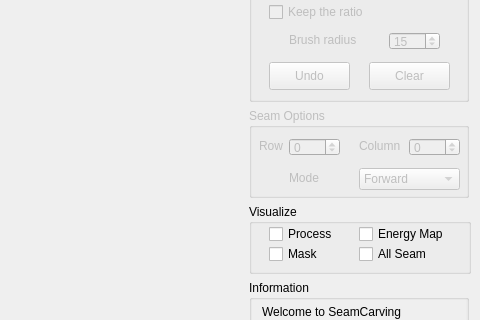
zoxuandinhzo/seam-carving-with-pyqt5, file seam_carving_gui.ui: the form before one commit; both pictures show x 428 to 908 and y 129 to 449 of the 908 by 709 pixel window.
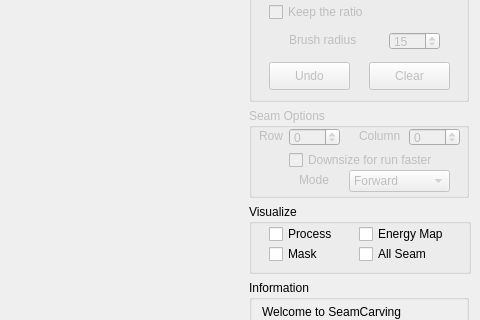
The form after the commit.

Commit message: add downsize options

The edit to the form file:
```diff
--- a/seam_carving_gui.ui
+++ b/seam_carving_gui.ui
@@ -366,7 +366,7 @@
           <property name="geometry">
            <rect>
             <x>40</x>
-            <y>30</y>
+            <y>20</y>
             <width>51</width>
             <height>18</height>
            </rect>
@@ -385,7 +385,7 @@
           <property name="geometry">
            <rect>
             <x>160</x>
-            <y>30</y>
+            <y>20</y>
             <width>51</width>
             <height>18</height>
            </rect>
@@ -401,7 +401,7 @@
           <property name="geometry">
            <rect>
             <x>110</x>
-            <y>30</y>
+            <y>20</y>
             <width>51</width>
             <height>16</height>
            </rect>
@@ -414,7 +414,7 @@
           <property name="geometry">
            <rect>
             <x>10</x>
-            <y>30</y>
+            <y>20</y>
             <width>31</width>
             <height>16</height>
            </rect>
@@ -426,8 +426,8 @@
          <widget class="QLabel" name="label_5">
           <property name="geometry">
            <rect>
-            <x>40</x>
-            <y>62</y>
+            <x>50</x>
+            <y>64</y>
             <width>41</width>
             <height>16</height>
            </rect>
@@ -439,8 +439,8 @@
          <widget class="QComboBox" name="cmb_mode">
           <property name="geometry">
            <rect>
-            <x>110</x>
-            <y>60</y>
+            <x>100</x>
+            <y>62</y>
             <width>101</width>
             <height>22</height>
            </rect>
@@ -456,6 +456,19 @@
            </property>
           </item>
          </widget>
+         <widget class="QCheckBox" name="ckb_downsize">
+          <property name="geometry">
+           <rect>
+            <x>40</x>
+            <y>42</y>
+            <width>161</width>
+            <height>20</height>
+           </rect>
+          </property>
+          <property name="text">
+           <string>Downsize for run faster</string>
+          </property>
+         </widget>
         </widget>
        </item>
        <item>
```
The commit also changes 3 other files.
